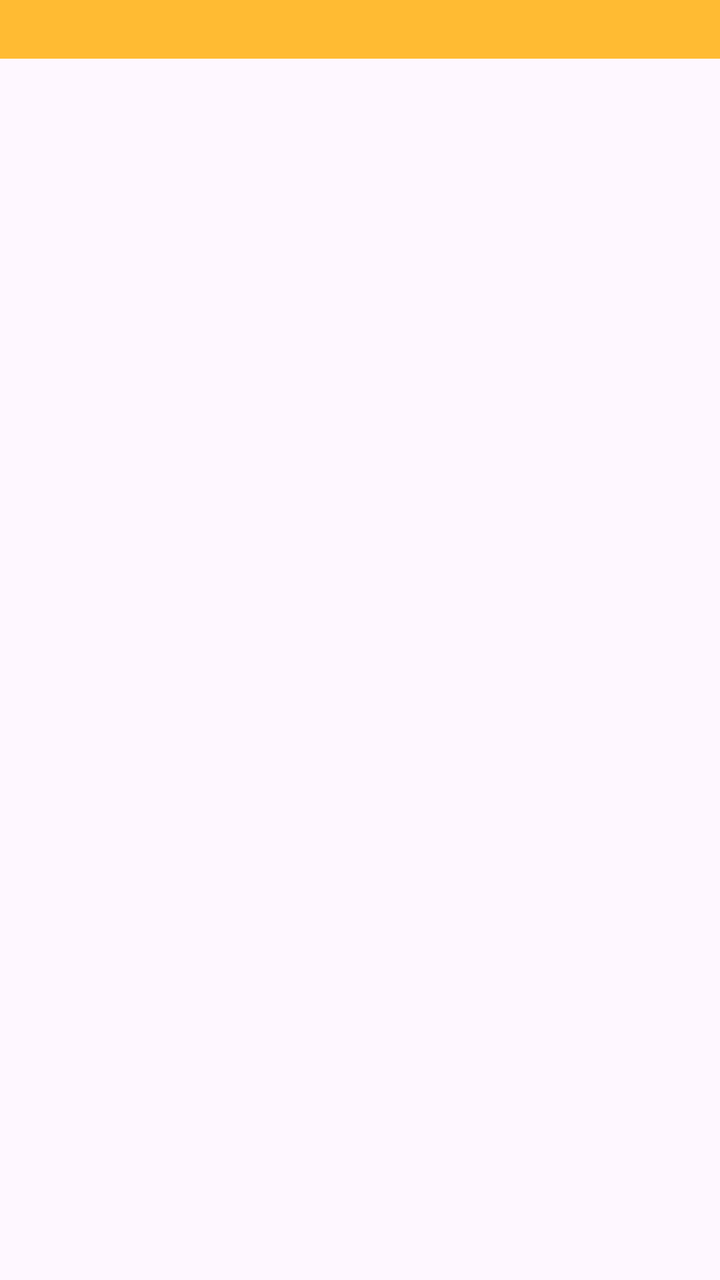
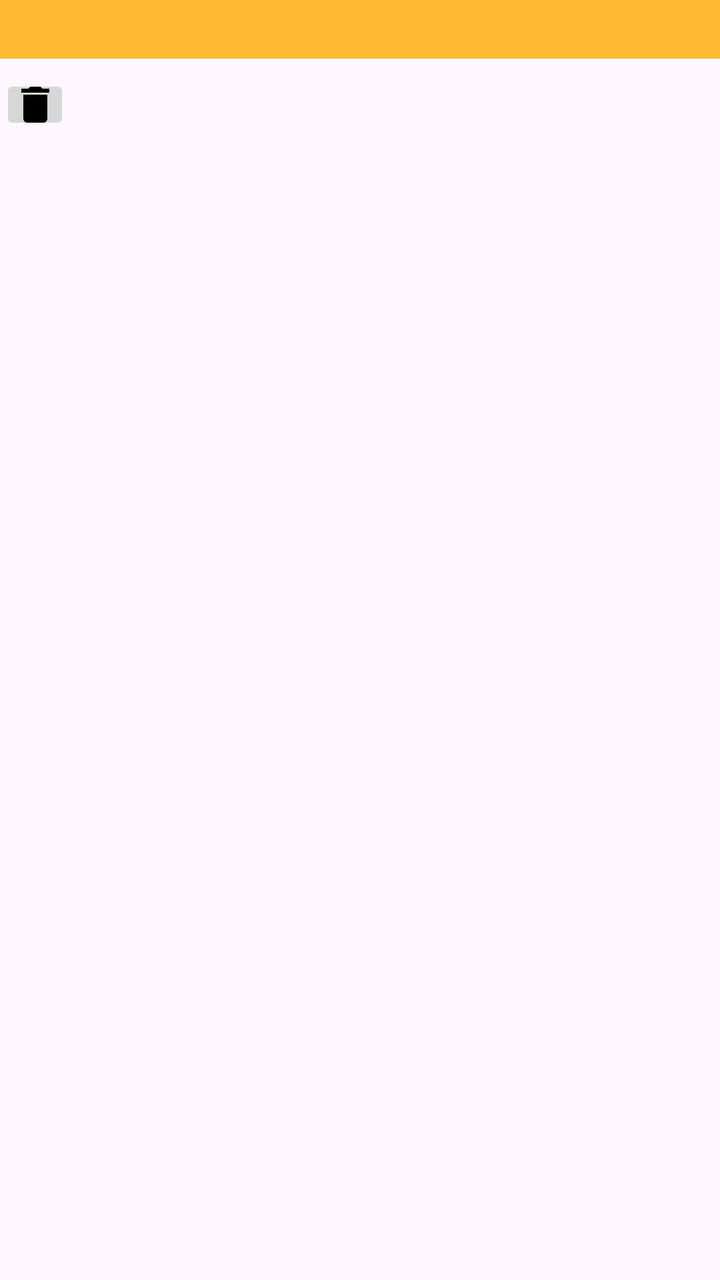

Screens rendered from an Android XML layout before and after an edit, with the pre-edit source and the edit as a unified diff.
<!-- AndroidManifest.xml: application theme Theme.PalabrasRoom -->
<!-- res/layout/recyclerview_item.xml -->
<?xml version="1.0" encoding="utf-8"?>
<LinearLayout xmlns:android="http://schemas.android.com/apk/res/android"
    android:orientation="vertical"
    android:layout_width="match_parent"
    android:layout_height="wrap_content">

    <TextView
        android:id="@+id/textView"
        style="@style/word_title"
        android:layout_width="match_parent"
        android:layout_height="wrap_content"
        android:background="@android:color/holo_orange_light" />


</LinearLayout>
<!-- resources referenced by this layout -->
<resources>
  <style name="word_title">
          <item name="android:layout_width">match_parent</item>
          <item name="android:layout_marginBottom">8dp</item>
          <item name="android:paddingLeft">8dp</item>
          <item name="android:background">@android:color/holo_orange_light</item>
          <item name="android:textAppearance">@android:style/TextAppearance.Large</item>
      </style>
  <style name="Theme.PalabrasRoom" parent="Base.Theme.PalabrasRoom" />
  <style name="Base.Theme.PalabrasRoom" parent="Theme.Material3.DayNight.NoActionBar">
          
          
      </style>
</resources>

<!-- the commit's change to res/layout/recyclerview_item.xml (unified diff, before → after) -->
@@ -10,6 +10,14 @@
         android:layout_width="match_parent"
         android:layout_height="wrap_content"
         android:background="@android:color/holo_orange_light" />
+    <ImageButton
+        android:id="@+id/basura"
+        android:layout_width="35dp"
+        android:layout_height="30dp"
+        android:src="@drawable/baseline_delete_24"
+        />
+
+
 
 
 </LinearLayout>
<!-- resource entries referenced after the edit -->
@@ -1,5 +1,11 @@
 <!-- resources referenced by this layout -->
 <resources>
+  <!-- drawable baseline_delete_24 (drawable) -->
+  <vector xmlns:android="http://schemas.android.com/apk/res/android" android:height="24dp" android:tint="#000000" android:viewportHeight="24" android:viewportWidth="24" android:width="24dp">
+        
+      <path android:fillColor="@android:color/white" android:pathData="M6,19c0,1.1 0.9,2 2,2h8c1.1,0 2,-0.9 2,-2V7H6v12zM19,4h-3.5l-1,-1h-5l-1,1H5v2h14V4z"/>
+      
+  </vector>
   <style name="word_title">
           <item name="android:layout_width">match_parent</item>
           <item name="android:layout_marginBottom">8dp</item>
